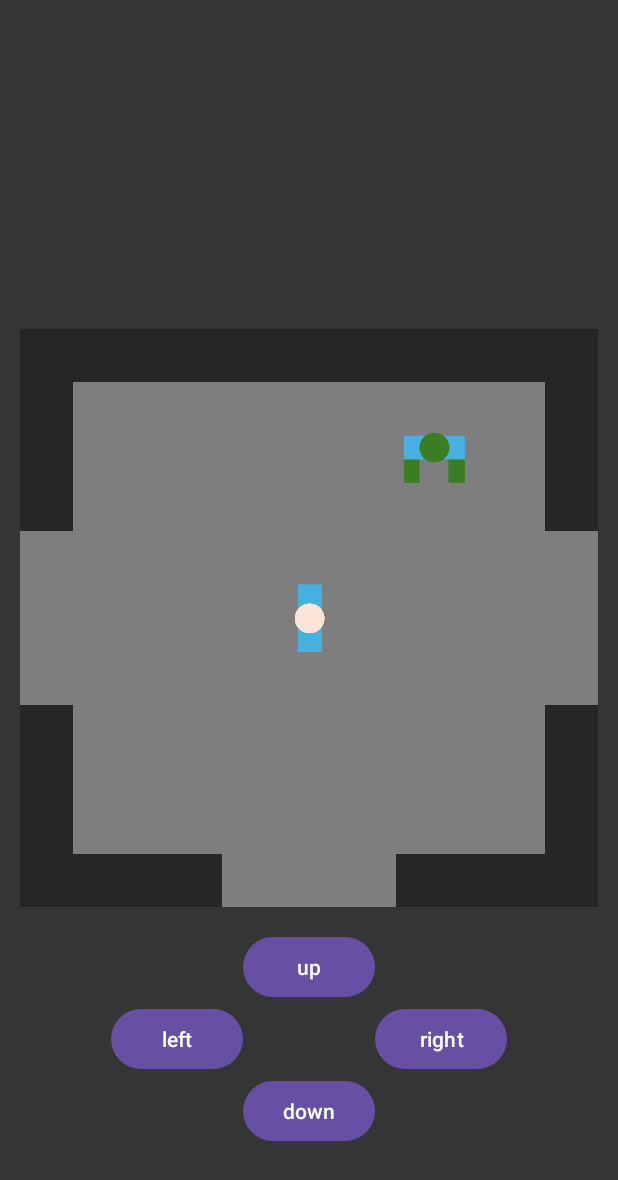
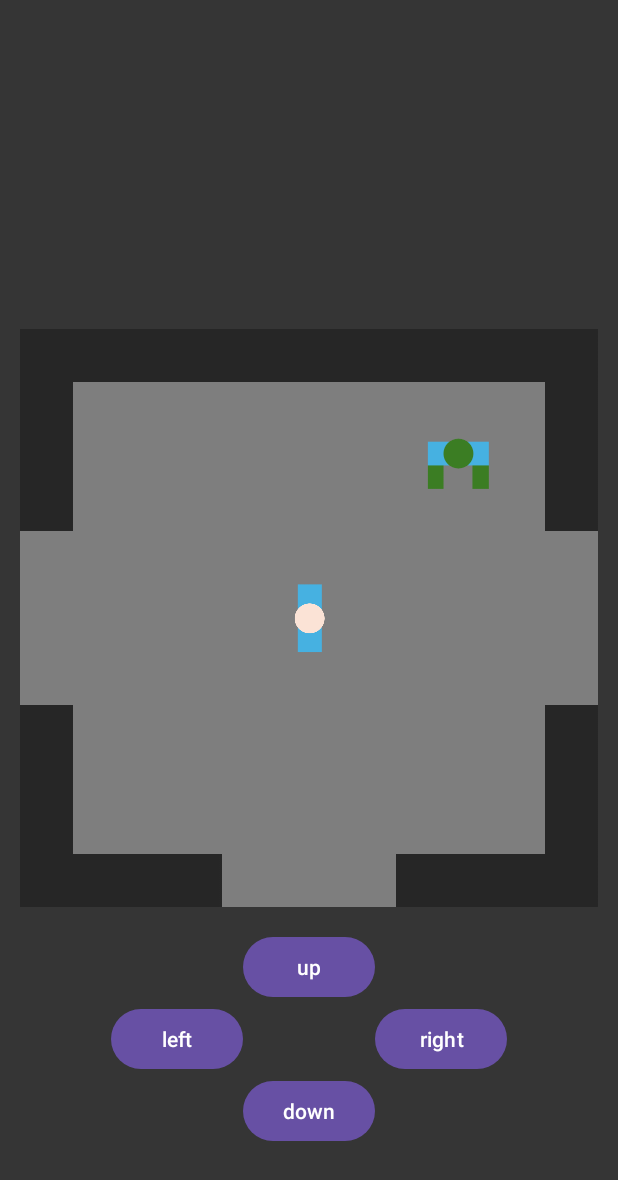
Before and after one commit to Etienne0792/Prototype-PFI, an Android app: the room2 screen opened directly, with no data from a screen before it, on a phone screen of 412 x 824 dp. Shown: the top 1180 px of the screen. Run offline under Robolectric (Android 15) with nearby library versions, the light colour scheme and no system bars; 5 statements that could not run were skipped.

Commit message:
victoire NON TERMINÉE

```diff
--- a/app/src/main/res/layout/room2.xml
+++ b/app/src/main/res/layout/room2.xml
@@ -106,6 +106,19 @@
             app:layout_constraintWidth_percent="0.0909"
             app:srcCompat="@drawable/mur" />
 
+        <ImageView
+            android:id="@+id/monstreRoom2"
+            android:layout_width="50dp"
+            android:layout_height="50dp"
+            android:rotation="90"
+            app:layout_constraintBottom_toBottomOf="parent"
+            app:layout_constraintEnd_toEndOf="parent"
+            app:layout_constraintHorizontal_bias="0.797"
+            app:layout_constraintStart_toStartOf="parent"
+            app:layout_constraintTop_toTopOf="@+id/murHautStartingRoom"
+            app:layout_constraintVertical_bias="0.202"
+            app:srcCompat="@drawable/monstre" />
+
     </androidx.constraintlayout.widget.ConstraintLayout>
 
     <Button
@@ -154,16 +167,4 @@
         app:layout_constraintTop_toTopOf="@+id/gameGrid"
         app:srcCompat="@drawable/personnage" />
 
-    <ImageView
-        android:id="@+id/monstreRoom2"
-        android:layout_width="50dp"
-        android:layout_height="50dp"
-        android:rotation="90"
-        app:layout_constraintBottom_toBottomOf="@+id/gameGrid"
-        app:layout_constraintEnd_toEndOf="@+id/gameGrid"
-        app:layout_constraintHorizontal_bias="0.75"
-        app:layout_constraintStart_toStartOf="@+id/gameGrid"
-        app:layout_constraintTop_toTopOf="@+id/gameGrid"
-        app:layout_constraintVertical_bias="0.19"
-        app:srcCompat="@drawable/monstre" />
 </androidx.constraintlayout.widget.ConstraintLayout>
```
